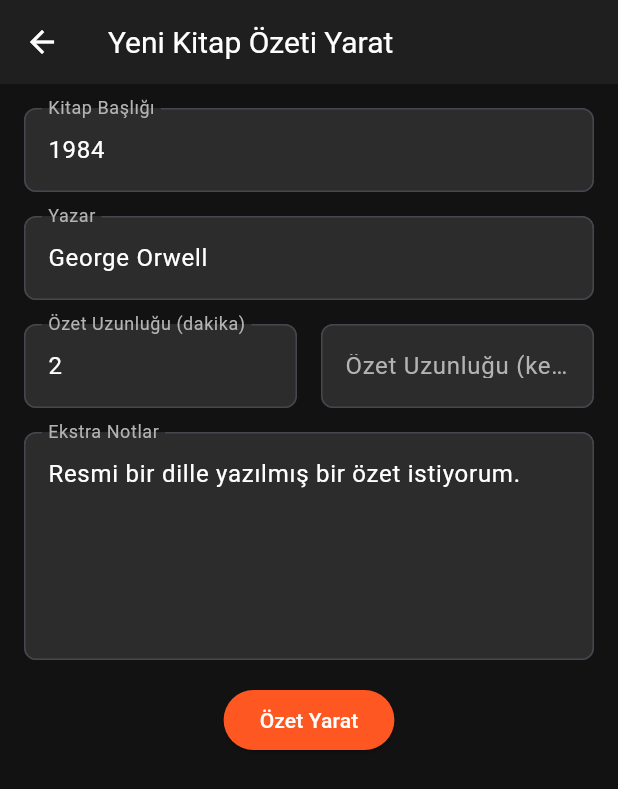
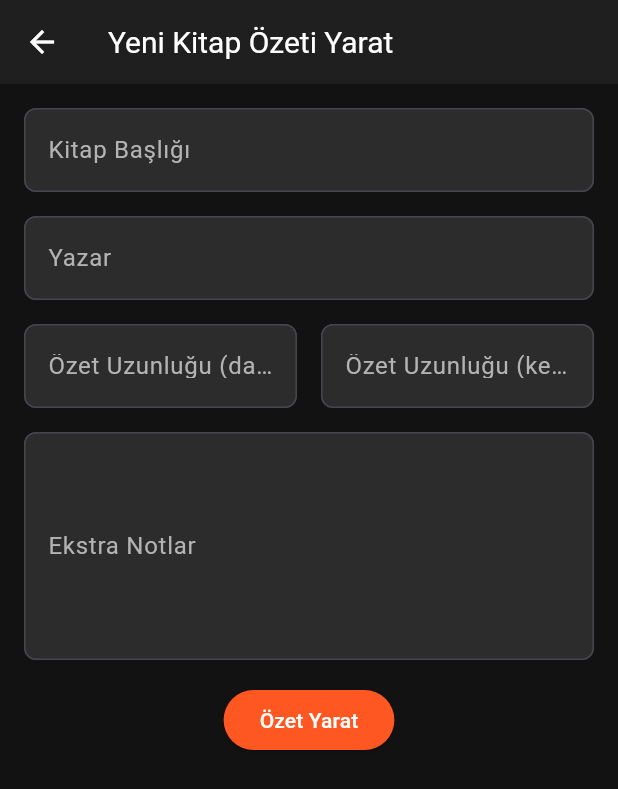
Before and after one commit to App-Jam-with-AI-2024/KitHapApp, a Flutter app: the screen it shows once a user with an empty profile is signed in, after a tap on the "add" icon, on a phone screen of 412 x 824 dp. Shown: the top 789 px of the screen. Run offline on Flutter 3.47's test engine with Material 3 defaults, Android fonts, the light colour scheme and no system bars; our stand-ins replace cloud_firestore, firebase_auth, firebase_core, flutter_gemini; accounts and stored records are empty.

Commit message:
kod düzenlemesi yapıldı

```diff
--- a/lib/screens/AddBookScreen.dart
+++ b/lib/screens/AddBookScreen.dart
@@ -1,30 +1,39 @@
 import 'package:flutter/material.dart';
 import 'package:flutter_gemini/flutter_gemini.dart';
 import 'package:provider/provider.dart';
-import '../colors.dart'; // colors.dart dosyasını içe aktarın
-import '../models/book.dart'; // Book modelini içe aktarın
-import '../provider/auth_provider.dart'; // AuthProvider'ı içe aktarın
+import '../colors.dart';
+import '../models/book.dart';
+import '../provider/auth_provider.dart';
 
 class AddBookScreen extends StatefulWidget {
   const AddBookScreen({super.key});
+
   @override
   _AddBookScreenState createState() => _AddBookScreenState();
 }
 
 class _AddBookScreenState extends State<AddBookScreen> {
-  final TextEditingController titleController =
-      TextEditingController(text: "1984");
-  final TextEditingController authorController =
-      TextEditingController(text: "George Orwell");
+  final TextEditingController titleController = TextEditingController();
+  final TextEditingController authorController = TextEditingController();
   final TextEditingController summaryMinutesController =
-      TextEditingController(text: "2");
+      TextEditingController();
   final TextEditingController summaryWordsController = TextEditingController();
-  final TextEditingController extraNotesController = TextEditingController(
-      text: "Resmi bir dille yazılmış bir özet istiyorum.");
-  bool _isLoading = false; // Loading durumu için değişken
+  final TextEditingController extraNotesController = TextEditingController();
+  bool _isLoading = false;
+
+  @override
+  void dispose() {
+    titleController.dispose();
+    authorController.dispose();
+    summaryMinutesController.dispose();
+    summaryWordsController.dispose();
+    extraNotesController.dispose();
+    super.dispose();
+  }
+
   void _showSnackBar(String message) {
-    final snackBar = SnackBar(content: Text(message));
-    ScaffoldMessenger.of(context).showSnackBar(snackBar);
+    ScaffoldMessenger.of(context)
+        .showSnackBar(SnackBar(content: Text(message)));
   }
 
   String _capitalize(String input) {
@@ -33,7 +42,6 @@ class _AddBookScreenState extends State<AddBookScreen> {
   }
 
   void _submitForm() async {
-    final gemini = Gemini.instance;
     if (titleController.text.isEmpty ||
         authorController.text.isEmpty ||
         (summaryMinutesController.text.isEmpty &&
@@ -42,36 +50,31 @@ class _AddBookScreenState extends State<AddBookScreen> {
           'Lütfen kitap ismini, yazar ismini ve özet uzunluğunu (dakika veya kelime) giriniz.');
       return;
     }
+
     setState(() {
-      _isLoading = true; // İşlem başlarken loading'i aç
+      _isLoading = true;
     });
+
     final authProvider = Provider.of<AuthProvider>(context, listen: false);
-    String summaryLength;
-    if (summaryMinutesController.text.isNotEmpty) {
-      summaryLength = '${summaryMinutesController.text} dakika';
-    } else if (summaryWordsController.text.isNotEmpty) {
-      summaryLength = '${summaryWordsController.text} kelime';
-    } else {
-      summaryLength = 'Uzunluk belirtilmedi';
-    }
-    try {
-      // Kitap adı ve yazar adını düzenleme
+    String summaryLength = summaryMinutesController.text.isNotEmpty
+        ? '${summaryMinutesController.text} dakika'
+        : '${summaryWordsController.text} kelime';
     String title = _capitalize(titleController.text);
     String author = _capitalize(authorController.text);
-      // Prompt oluşturma
-      final prompt =
+    String prompt =
         "$author yazarının yazdığı $title kitabının Özet Uzunluğu: $summaryLength olan ve ${extraNotesController.text} olacak şekilde bir kitap özeti oluşturur musun? Uzunluğunun $summaryLength olmasına dikkat et lütfen.";
-      print(prompt);
-      // Özet oluşturma
-      final summaryStream = gemini.streamGenerateContent(prompt);
+
+    try {
+      final summaryStream = Gemini.instance.streamGenerateContent(prompt);
       String aiSummary = "";
+
       await for (var value in summaryStream) {
         aiSummary += value.output.toString();
         if (aiSummary.length >= 2000) {
-          // Belirli bir uzunluğa ulaşıldığında kes
           break;
         }
       }
+
       final book = Book(
         id: '',
         title: title,
@@ -82,16 +85,17 @@ class _AddBookScreenState extends State<AddBookScreen> {
         imageUrl: 'https://cdn.bkmkitap.com/1984-13451065-64-B.jpg',
         summaryLength: summaryLength,
       );
-      // Kitap bilgilerini veritabanına ekleme
+
       await authProvider.addBook(book);
       setState(() {
-        _isLoading = false; // İşlem bitince loading'i kapat
+        _isLoading = false;
       });
+
       Navigator.pop(context);
       _showSnackBar('Kitap başarıyla eklendi');
     } catch (error) {
       setState(() {
-        _isLoading = false; // Hata durumunda loading'i kapat
+        _isLoading = false;
       });
       _showSnackBar('Kitap eklenirken hata oluştu: $error');
     }
@@ -100,98 +104,46 @@ class _AddBookScreenState extends State<AddBookScreen> {
   @override
   Widget build(BuildContext context) {
     return Scaffold(
-      appBar: AppBar(
+      appBar: _buildAppBar(),
+      backgroundColor: AppColors.background,
+      body: _buildBody(),
+    );
+  }
+
+  AppBar _buildAppBar() {
+    return AppBar(
       title: const Text('Yeni Kitap Özeti Yarat',
           style: TextStyle(color: AppColors.textPrimary)),
       backgroundColor: AppColors.appBarBackground,
       iconTheme: const IconThemeData(color: Colors.white),
-      ),
-      backgroundColor: AppColors.background,
-      body: Padding(
+    );
+  }
+
+  Widget _buildBody() {
+    return Padding(
       padding: const EdgeInsets.all(16.0),
       child: SingleChildScrollView(
         child: Column(
           children: [
-              TextField(
-                controller: titleController,
-                decoration: InputDecoration(
-                  labelText: 'Kitap Başlığı',
-                  labelStyle: TextStyle(color: AppColors.textSecondary),
-                  fillColor: AppColors.cardBackground,
-                  filled: true,
-                  border: OutlineInputBorder(
-                    borderRadius: BorderRadius.circular(8.0),
-                  ),
-                ),
-                style: TextStyle(color: AppColors.textPrimary),
-              ),
+            _buildTextField(titleController, 'Kitap Başlığı'),
             const SizedBox(height: 16.0),
-              TextField(
-                controller: authorController,
-                decoration: InputDecoration(
-                  labelText: 'Yazar',
-                  labelStyle: TextStyle(color: AppColors.textSecondary),
-                  fillColor: AppColors.cardBackground,
-                  filled: true,
-                  border: OutlineInputBorder(
-                    borderRadius: BorderRadius.circular(8.0),
-                  ),
-                ),
-                style: TextStyle(color: AppColors.textPrimary),
-              ),
+            _buildTextField(authorController, 'Yazar'),
             const SizedBox(height: 16.0),
             Row(
               children: [
                 Expanded(
-                    child: TextField(
-                      controller: summaryMinutesController,
-                      decoration: InputDecoration(
-                        labelText: 'Özet Uzunluğu (dakika)',
-                        labelStyle: TextStyle(color: AppColors.textSecondary),
-                        fillColor: AppColors.cardBackground,
-                        filled: true,
-                        border: OutlineInputBorder(
-                          borderRadius: BorderRadius.circular(8.0),
-                        ),
-                      ),
-                      keyboardType: TextInputType.number,
-                      style: TextStyle(color: AppColors.textPrimary),
-                    ),
-                  ),
+                    child: _buildTextField(
+                        summaryMinutesController, 'Özet Uzunluğu (dakika)',
+                        isNumeric: true)),
                 const SizedBox(width: 16.0),
                 Expanded(
-                    child: TextField(
-                      controller: summaryWordsController,
-                      decoration: InputDecoration(
-                        labelText: 'Özet Uzunluğu (kelime)',
-                        labelStyle: TextStyle(color: AppColors.textSecondary),
-                        fillColor: AppColors.cardBackground,
-                        filled: true,
-                        border: OutlineInputBorder(
-                          borderRadius: BorderRadius.circular(8.0),
-                        ),
-                      ),
-                      keyboardType: TextInputType.number,
-                      style: TextStyle(color: AppColors.textPrimary),
-                    ),
-                  ),
+                    child: _buildTextField(
+                        summaryWordsController, 'Özet Uzunluğu (kelime)',
+                        isNumeric: true)),
               ],
             ),
             const SizedBox(height: 16.0),
-              TextField(
-                controller: extraNotesController,
-                decoration: InputDecoration(
-                  labelText: 'Ekstra Notlar',
-                  labelStyle: TextStyle(color: AppColors.textSecondary),
-                  fillColor: AppColors.cardBackground,
-                  filled: true,
-                  border: OutlineInputBorder(
-                    borderRadius: BorderRadius.circular(8.0),
-                  ),
-                ),
-                maxLines: 5,
-                style: TextStyle(color: AppColors.textPrimary),
-              ),
+            _buildTextField(extraNotesController, 'Ekstra Notlar', maxLines: 5),
             const SizedBox(height: 16.0),
             ElevatedButton(
               onPressed: _submitForm,
@@ -211,7 +163,25 @@ class _AddBookScreenState extends State<AddBookScreen> {
           ],
         ),
       ),
+    );
+  }
+
+  Widget _buildTextField(TextEditingController controller, String labelText,
+      {bool isNumeric = false, int maxLines = 1}) {
+    return TextField(
+      controller: controller,
+      decoration: InputDecoration(
+        labelText: labelText,
+        labelStyle: TextStyle(color: AppColors.textSecondary),
+        fillColor: AppColors.cardBackground,
+        filled: true,
+        border: OutlineInputBorder(
+          borderRadius: BorderRadius.circular(8.0),
         ),
+      ),
+      keyboardType: isNumeric ? TextInputType.number : TextInputType.text,
+      maxLines: maxLines,
+      style: TextStyle(color: AppColors.textPrimary),
     );
   }
 }
--- a/lib/screens/LoginScreen.dart
+++ b/lib/screens/LoginScreen.dart
@@ -12,8 +12,8 @@ class LoginScreen extends StatefulWidget {
 
 class _LoginScreenState extends State<LoginScreen> {
   final _formKey = GlobalKey<FormState>();
-  final _emailController = TextEditingController(text: "mcankirkgoz@gmail.com");
-  final _passwordController = TextEditingController(text: "123456");
+  final _emailController = TextEditingController();
+  final _passwordController = TextEditingController();
   bool _obscurePassword = true;
 
   @override
--- a/lib/screens/MainScreen.dart
+++ b/lib/screens/MainScreen.dart
@@ -2,49 +2,73 @@ import 'package:flutter/material.dart';
 import 'package:kithap_app/screens/AddBookScreen.dart';
 import 'package:kithap_app/screens/BookSummaryScreen.dart';
 import 'package:kithap_app/screens/LoginScreen.dart';
-import 'package:kithap_app/screens/ProfileScreen.dart';
 import 'package:kithap_app/provider/auth_provider.dart';
 import 'package:provider/provider.dart';
-import '../colors.dart'; // colors.dart dosyasını içe aktarın
+import '../colors.dart';
 import '../models/book.dart';
 
 class MainScreen extends StatefulWidget {
   const MainScreen({super.key});
+
   @override
   _MainScreenState createState() => _MainScreenState();
 }
 
 class _MainScreenState extends State<MainScreen> {
+  final TextEditingController _searchController = TextEditingController();
+  List<Book> _filteredBooks = [];
+
   @override
   void initState() {
     super.initState();
+    _searchController.addListener(_filterBooks);
     _refreshBooks();
   }
 
-  void _refreshBooks() async {
+  @override
+  void dispose() {
+    _searchController.dispose();
+    super.dispose();
+  }
+
+  Future<void> _refreshBooks() async {
     try {
       await Provider.of<AuthProvider>(context, listen: false).getBooks();
+      _filterBooks();
     } catch (e) {
-      print('initState fonksiyonunda HATAA!!!! $e');
+      print('Error in initState: $e');
     }
   }
 
-  void _showDeleteConfirmationDialog(Book book) {
+  void _filterBooks() {
+    final authProvider = Provider.of<AuthProvider>(context, listen: false);
+    final books = authProvider.user?.books ?? [];
+    final query = _searchController.text.toLowerCase();
+    setState(() {
+      _filteredBooks = books
+          .where((book) =>
+              book.title.toLowerCase().contains(query) ||
+              book.author.toLowerCase().contains(query))
+          .toList();
+    });
+  }
+
+  Future<void> _showDeleteConfirmationDialog(Book book) async {
     showDialog(
       context: context,
       builder: (BuildContext context) {
         return AlertDialog(
-          title: const Text('Silmek istediğinize emin misiniz?'),
-          content: const Text('Bu özeti silmek istediğinizden emin misiniz?'),
+          title: const Text('Are you sure you want to delete?'),
+          content: const Text('Are you sure you want to delete this summary?'),
           actions: [
             TextButton(
-              child: const Text('Hayır'),
+              child: const Text('No'),
               onPressed: () {
                 Navigator.of(context).pop();
               },
             ),
             TextButton(
-              child: const Text('Evet'),
+              child: const Text('Yes'),
               onPressed: () {
                 Navigator.of(context).pop();
                 _deleteBook(book);
@@ -56,18 +80,28 @@ class _MainScreenState extends State<MainScreen> {
     );
   }
 
-  void _deleteBook(Book book) async {
+  Future<void> _deleteBook(Book book) async {
     try {
       final authProvider = Provider.of<AuthProvider>(context, listen: false);
       await authProvider.removeBook(book);
-      ScaffoldMessenger.of(context).showSnackBar(const SnackBar(
-        content: Text('Kitap başarıyla silindi'),
-      ));
+      ScaffoldMessenger.of(context).showSnackBar(
+        const SnackBar(content: Text('Book successfully deleted')),
+      );
+      _refreshBooks();
     } catch (e) {
-      ScaffoldMessenger.of(context).showSnackBar(SnackBar(
-        content: Text('Kitap silinirken hata oluştu: $e'),
-      ));
+      ScaffoldMessenger.of(context).showSnackBar(
+        SnackBar(content: Text('Error deleting book: $e')),
+      );
     }
+  }
+
+  void _logout() {
+    final authProvider = Provider.of<AuthProvider>(context, listen: false);
+    authProvider.signOut();
+    Navigator.pushReplacement(
+      context,
+      MaterialPageRoute(builder: (context) => LoginScreen()),
+    );
   }
 
   @override
@@ -77,31 +111,47 @@ class _MainScreenState extends State<MainScreen> {
       child: Scaffold(
         backgroundColor: AppColors.background,
         extendBodyBehindAppBar: true,
-        appBar: AppBar(
+        appBar: _buildAppBar(),
+        body: SafeArea(
+          child: Consumer<AuthProvider>(
+            builder: (context, authProvider, _) {
+              if (authProvider.user == null) {
+                return const Center(child: CircularProgressIndicator());
+              } else {
+                return _filteredBooks.isEmpty
+                    ? const Center(child: Text('No books summarized yet.'))
+                    : _buildBookList();
+              }
+            },
+          ),
+        ),
+        floatingActionButton: _buildFloatingActionButton(),
+      ),
+    );
+  }
+
+  AppBar _buildAppBar() {
+    return AppBar(
       backgroundColor: AppColors.appBarBackground,
       title: Row(
         mainAxisAlignment: MainAxisAlignment.spaceBetween,
         children: [
-              const Text(
-                'KitHap',
-                style: TextStyle(color: AppColors.textPrimary),
-              ),
+          const Text('KitHap', style: TextStyle(color: AppColors.textPrimary)),
           Expanded(
             child: Container(
               margin: const EdgeInsets.symmetric(horizontal: 10),
               child: TextField(
+                controller: _searchController,
                 decoration: InputDecoration(
                   hintText: 'Search...',
-                      hintStyle:
-                          const TextStyle(color: AppColors.textSecondary),
+                  hintStyle: const TextStyle(color: AppColors.textSecondary),
                   fillColor: AppColors.cardBackground,
                   filled: true,
                   border: OutlineInputBorder(
                     borderRadius: BorderRadius.circular(30),
                     borderSide: BorderSide.none,
                   ),
-                      contentPadding:
-                          const EdgeInsets.symmetric(horizontal: 20),
+                  contentPadding: const EdgeInsets.symmetric(horizontal: 20),
                 ),
                 style: const TextStyle(color: AppColors.textPrimary),
               ),
@@ -110,53 +160,30 @@ class _MainScreenState extends State<MainScreen> {
           PopupMenuButton<String>(
             icon: const Icon(Icons.more_vert, color: AppColors.textPrimary),
             onSelected: (value) {
-                  if (value == 'profile') {
-                    Navigator.push(
-                      context,
-                      MaterialPageRoute(
-                          builder: (context) => const ProfileScreen()),
-                    );
-                  } else if (value == 'logout') {
-                    final authProvider =
-                        Provider.of<AuthProvider>(context, listen: false);
-                    authProvider.signOut();
-                    Navigator.pushReplacement(
-                      context,
-                      MaterialPageRoute(builder: (context) => LoginScreen()),
-                    );
+              if (value == 'logout') {
+                _logout();
               }
             },
             itemBuilder: (BuildContext context) {
               return [
-                    const PopupMenuItem(
-                        value: 'profile', child: Text('Profil')),
-                    const PopupMenuItem(
-                        value: 'logout', child: Text('Çıkış yap')),
+                const PopupMenuItem(value: 'logout', child: Text('Logout')),
               ];
             },
           ),
         ],
       ),
       automaticallyImplyLeading: false,
-        ),
-        body: SafeArea(
-          child: Consumer<AuthProvider>(
-            builder: (context, authProvider, _) {
-              if (authProvider.user == null) {
-                return const Center(child: CircularProgressIndicator());
-              } else {
-                final books = authProvider.user!.books;
-                return books.isEmpty
-                    ? const Center(
-                        child: Text('Henüz özetlediğiniz kitap yok.'))
-                    : Column(
+    );
+  }
+
+  Widget _buildBookList() {
+    return Column(
       crossAxisAlignment: CrossAxisAlignment.start,
       children: [
         const Padding(
-                            padding: EdgeInsets.only(
-                                left: 8.0, right: 8.0, top: 16.0),
+          padding: EdgeInsets.only(left: 8.0, right: 8.0, top: 16.0),
           child: Text(
-                              'Özetini okuduğunuz kitaplar',
+            'Books you summarized',
             style: TextStyle(
               fontSize: 22,
               fontWeight: FontWeight.bold,
@@ -166,39 +193,35 @@ class _MainScreenState extends State<MainScreen> {
         ),
         Expanded(
           child: ListView.builder(
-                              itemCount: books.length,
+            itemCount: _filteredBooks.length,
             itemBuilder: (context, index) {
-                                final book = books[index];
+              final book = _filteredBooks[index];
+              return _buildBookCard(book);
+            },
+          ),
+        ),
+      ],
+    );
+  }
+
+  Widget _buildBookCard(Book book) {
     return Padding(
       padding: const EdgeInsets.all(8.0),
       child: Card(
         color: AppColors.cardBackground,
         shadowColor: AppColors.cardShadow,
         child: ListTile(
-                                      title: Text(
-                                        book.title,
-                                        style: const TextStyle(
-                                            color: AppColors.textPrimary),
-                                      ),
-                                      subtitle: Column(
-                                        crossAxisAlignment:
-                                            CrossAxisAlignment.start,
-                                        children: [
-                                          Text(
-                                            book.author,
-                                            style: const TextStyle(
-                                                color: AppColors.textSecondary),
-                                          ),
-                                        ],
-                                      ),
-                                      trailing: const Icon(Icons.arrow_forward,
-                                          color: AppColors.textPrimary),
+          title: Text(book.title,
+              style: const TextStyle(color: AppColors.textPrimary)),
+          subtitle: Text(book.author,
+              style: const TextStyle(color: AppColors.textSecondary)),
+          trailing:
+              const Icon(Icons.arrow_forward, color: AppColors.textPrimary),
           onTap: () {
             Navigator.push(
               context,
               MaterialPageRoute(
-                                            builder: (context) =>
-                                                BookSummaryScreen(
+                builder: (context) => BookSummaryScreen(
                   title: book.title,
                   author: book.author,
                   summary: book.aiSummary,
@@ -212,16 +235,10 @@ class _MainScreenState extends State<MainScreen> {
         ),
       ),
     );
-                              },
-                            ),
-                          ),
-                        ],
-                      );
   }
-            },
-          ),
-        ),
-        floatingActionButton: FloatingActionButton(
+
+  FloatingActionButton _buildFloatingActionButton() {
+    return FloatingActionButton(
       onPressed: () async {
         await Navigator.push(
           context,
@@ -231,8 +248,6 @@ class _MainScreenState extends State<MainScreen> {
       },
       backgroundColor: Colors.red,
       child: const Icon(Icons.add, color: AppColors.textPrimary),
-        ),
-      ),
     );
   }
 }
```
Also changed, not shown: lib/screens/BookSummaryScreen.dart (+43 -64 lines), lib/screens/ProfileScreen.dart (deleted, +0 -10 lines), lib/screens/RegisterScreen.dart (+4 -4 lines). Lines whose indentation alone changed are shown as unchanged.
